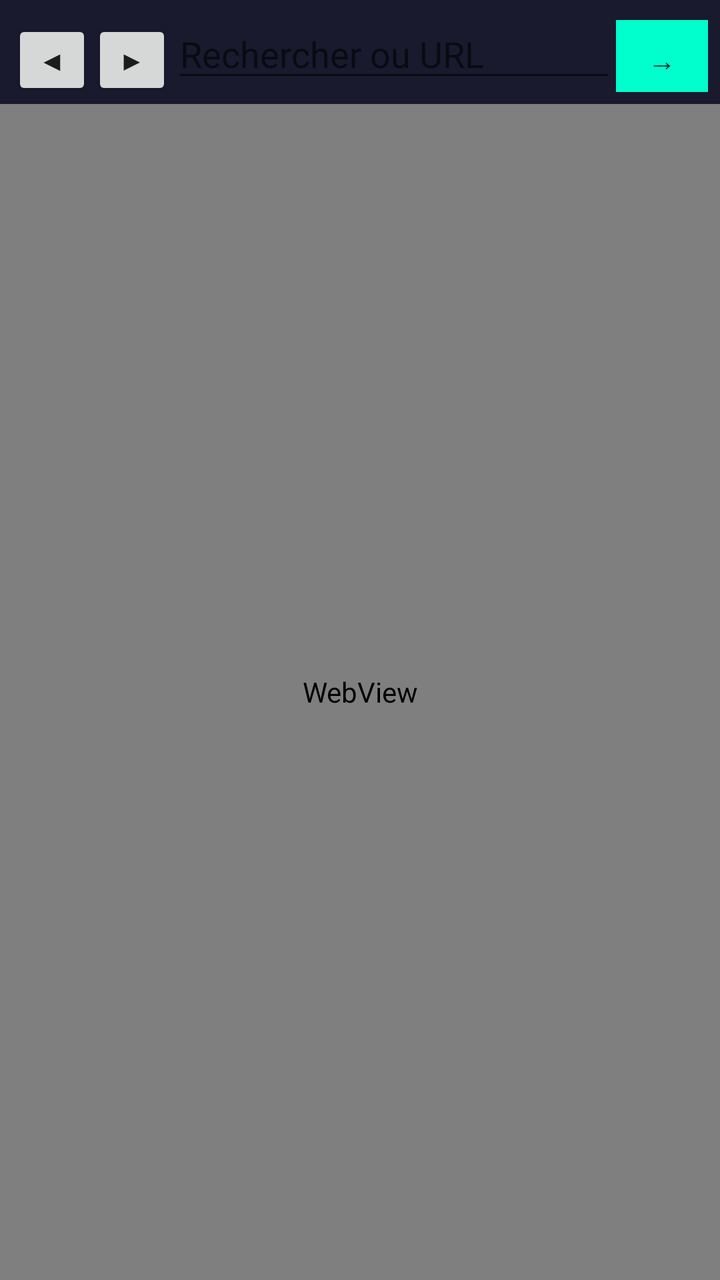
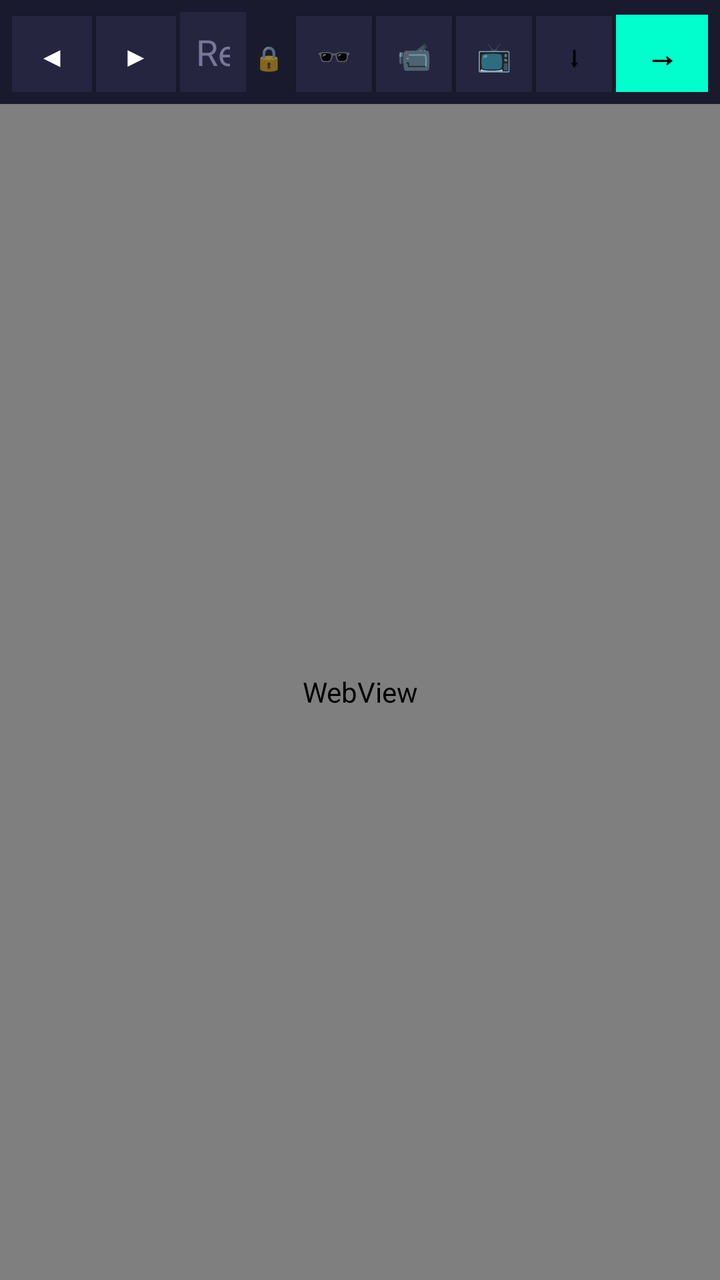

An Android layout rendered at two revisions. The XML below is the earlier revision; the diff shows what the commit changed to produce the second picture.
<!-- AndroidManifest.xml: application theme AppTheme -->
<!-- res/layout/activity_main.xml -->
<?xml version="1.0" encoding="utf-8"?>
<LinearLayout xmlns:android="http://schemas.android.com/apk/res/android"
    android:layout_width="match_parent" android:layout_height="match_parent"
    android:orientation="vertical" android:background="#0F0F1A">
    <LinearLayout android:layout_width="match_parent" android:layout_height="wrap_content"
        android:orientation="horizontal" android:padding="6dp" android:background="#1A1A2E">
        <Button android:id="@+id/btn_back" android:layout_width="40dp" android:layout_height="40dp" android:text="◀"/>
        <Button android:id="@+id/btn_forward" android:layout_width="40dp" android:layout_height="40dp" android:text="▶"/>
        <EditText android:id="@+id/url_bar" android:layout_width="0dp" android:layout_height="40dp"
            android:layout_weight="1" android:hint="Rechercher ou URL"/>
        <Button android:id="@+id/btn_go" android:layout_width="46dp" android:layout_height="40dp"
            android:text="→" android:background="#00FFCC"/>
    </LinearLayout>
    <WebView android:id="@+id/web_view" android:layout_width="match_parent" android:layout_height="0dp" android:layout_weight="1"/>
</LinearLayout>
<!-- resources referenced by this layout -->
<resources>
  <style name="AppTheme" parent="@android:style/Theme.Material.Light.NoActionBar" />
</resources>

<!-- the commit's change to res/layout/activity_main.xml (unified diff, before → after) -->
@@ -1,15 +1,123 @@
 <?xml version="1.0" encoding="utf-8"?>
 <LinearLayout xmlns:android="http://schemas.android.com/apk/res/android"
-    android:layout_width="match_parent" android:layout_height="match_parent"
-    android:orientation="vertical" android:background="#0F0F1A">
-    <LinearLayout android:layout_width="match_parent" android:layout_height="wrap_content"
-        android:orientation="horizontal" android:padding="6dp" android:background="#1A1A2E">
-        <Button android:id="@+id/btn_back" android:layout_width="40dp" android:layout_height="40dp" android:text="◀"/>
-        <Button android:id="@+id/btn_forward" android:layout_width="40dp" android:layout_height="40dp" android:text="▶"/>
-        <EditText android:id="@+id/url_bar" android:layout_width="0dp" android:layout_height="40dp"
-            android:layout_weight="1" android:hint="Rechercher ou URL"/>
-        <Button android:id="@+id/btn_go" android:layout_width="46dp" android:layout_height="40dp"
-            android:text="→" android:background="#00FFCC"/>
+    android:layout_width="match_parent"
+    android:layout_height="match_parent"
+    android:orientation="vertical"
+    android:background="#0F0F1A">
+
+    <ProgressBar
+        android:id="@+id/page_progress"
+        style="?android:attr/progressBarStyleHorizontal"
+        android:layout_width="match_parent"
+        android:layout_height="3dp"
+        android:progressTint="#00FFCC"
+        android:progressBackgroundTint="#1A1A2E"
+        android:max="100"
+        android:visibility="gone"/>
+
+    <LinearLayout
+        android:layout_width="match_parent"
+        android:layout_height="wrap_content"
+        android:orientation="horizontal"
+        android:padding="6dp"
+        android:background="#1A1A2E">
+
+        <Button android:id="@+id/btn_back"
+            android:layout_width="40dp" android:layout_height="40dp"
+            android:text="◀" android:textSize="14sp"
+            android:background="#252540" android:textColor="#FFFFFF"
+            android:layout_marginEnd="2dp"/>
+
+        <Button android:id="@+id/btn_forward"
+            android:layout_width="40dp" android:layout_height="40dp"
+            android:text="▶" android:textSize="14sp"
+            android:background="#252540" android:textColor="#FFFFFF"
+            android:layout_marginEnd="2dp"/>
+
+        <EditText android:id="@+id/url_bar"
+            android:layout_width="0dp" android:layout_height="40dp"
+            android:layout_weight="1"
+            android:hint="Rechercher ou entrer une URL"
+            android:textColor="#FFFFFF" android:textColorHint="#777799"
+            android:background="#252540" android:padding="8dp"
+            android:inputType="textUri" android:singleLine="true"/>
+
+        <TextView android:id="@+id/statut_secure"
+            android:layout_width="wrap_content" android:layout_height="40dp"
+            android:text="🔒" android:textSize="12sp"
+            android:gravity="center" android:padding="4dp"/>
+
+        <Button android:id="@+id/btn_private"
+            android:layout_width="38dp" android:layout_height="40dp"
+            android:text="🕶️" android:textSize="14sp"
+            android:layout_marginStart="2dp"
+            android:background="#252540"/>
+
+        <Button android:id="@+id/btn_video"
+            android:layout_width="38dp" android:layout_height="40dp"
+            android:text="📹" android:textSize="14sp"
+            android:layout_marginStart="2dp"
+            android:background="#252540"/>
+
+        <Button android:id="@+id/btn_cast"
+            android:layout_width="38dp" android:layout_height="40dp"
+            android:text="📺" android:textSize="14sp"
+            android:layout_marginStart="2dp"
+            android:background="#252540"/>
+
+        <Button android:id="@+id/btn_dl_list"
+            android:layout_width="38dp" android:layout_height="40dp"
+            android:text="⬇" android:textSize="14sp"
+            android:layout_marginStart="2dp"
+            android:background="#252540"/>
+
+        <Button android:id="@+id/btn_go"
+            android:layout_width="46dp" android:layout_height="40dp"
+            android:text="→" android:textSize="16sp"
+            android:layout_marginStart="2dp"
+            android:background="#00FFCC" android:textColor="#000000"
+            android:textStyle="bold"/>
     </LinearLayout>
-    <WebView android:id="@+id/web_view" android:layout_width="match_parent" android:layout_height="0dp" android:layout_weight="1"/>
+
+    <WebView android:id="@+id/web_view"
+        android:layout_width="match_parent"
+        android:layout_height="0dp"
+        android:layout_weight="1"/>
+
+    <LinearLayout
+        android:id="@+id/dl_status_bar"
+        android:layout_width="match_parent"
+        android:layout_height="wrap_content"
+        android:orientation="vertical"
+        android:padding="6dp"
+        android:background="#252540"
+        android:visibility="gone">
+
+        <LinearLayout
+            android:layout_width="match_parent"
+            android:layout_height="wrap_content"
+            android:orientation="horizontal">
+
+            <TextView android:id="@+id/dl_name"
+                android:layout_width="0dp" android:layout_height="wrap_content"
+                android:layout_weight="1"
+                android:text="Téléchargement..."
+                android:textColor="#FFFFFF"
+                android:textSize="12sp"/>
+
+            <TextView android:id="@+id/dl_speed"
+                android:layout_width="wrap_content" android:layout_height="wrap_content"
+                android:text="0 KB/s"
+                android:textColor="#00FFCC"
+                android:textSize="11sp"
+                android:layout_marginStart="8dp"/>
+        </LinearLayout>
+
+        <ProgressBar android:id="@+id/dl_progress"
+            style="?android:attr/progressBarStyleHorizontal"
+            android:layout_width="match_parent"
+            android:layout_height="10dp"
+            android:layout_marginTop="4dp"
+            android:progressTint="#00FFCC"/>
+    </LinearLayout>
 </LinearLayout>
